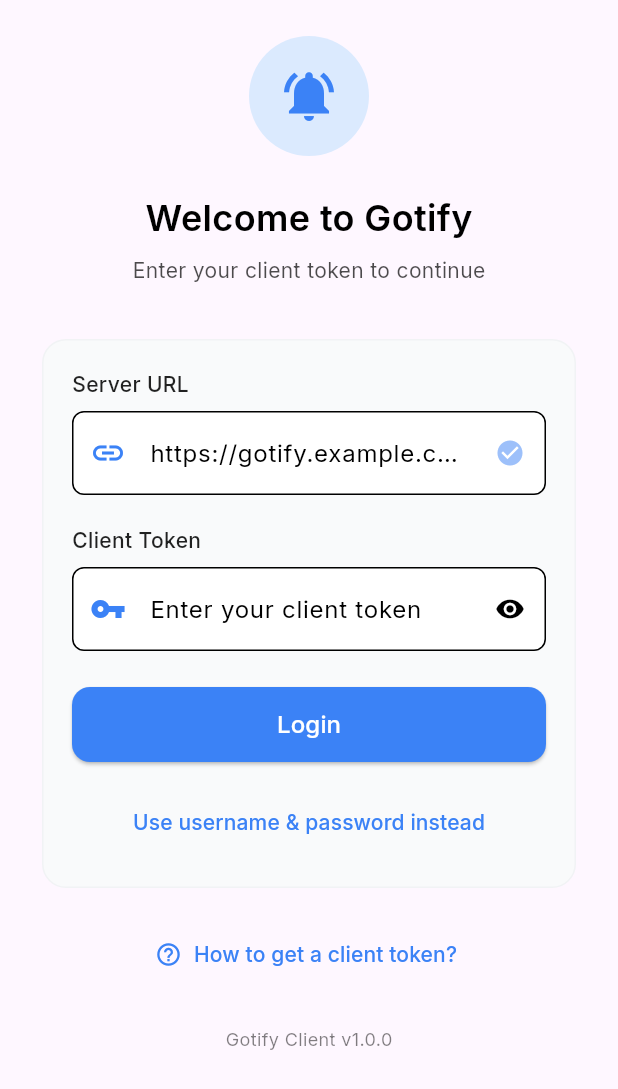
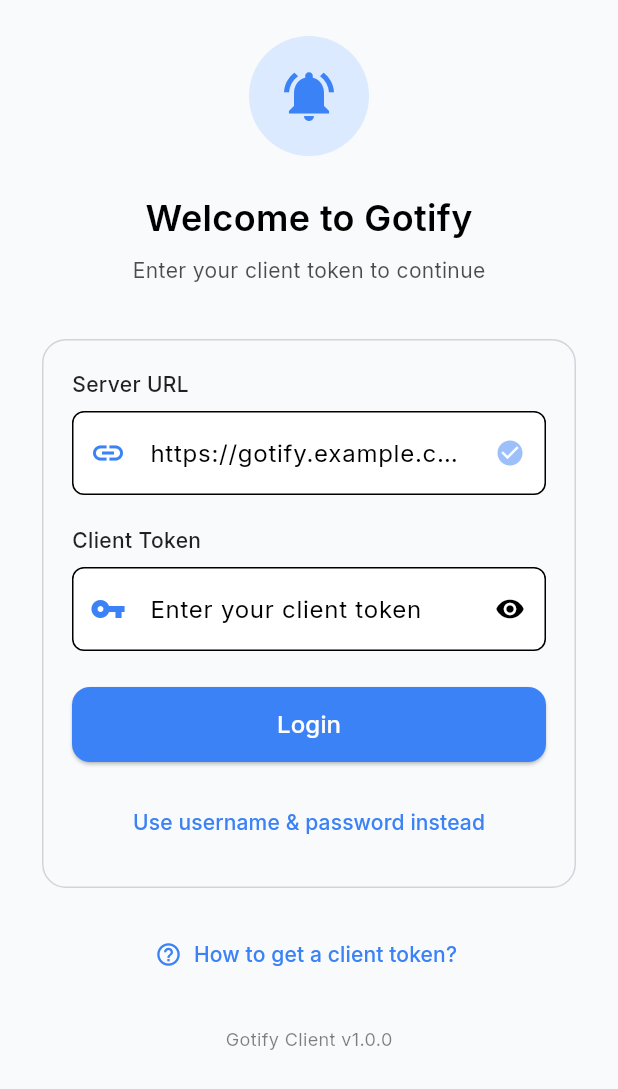
Before and after one commit to Dhi13man/gotify_client, a Flutter app: the screen it shows after launch, on a phone screen of 412 x 824 dp. Shown: the top 1089 px of the screen. Run offline on Flutter 3.47's test engine with Material 3 defaults, Android fonts, the phone set to English and light mode, and no system bars; our stand-ins replace flutter_local_notifications, flutter_secure_storage, google_fonts, shared_preferences.

Commit message:
Refactor components to remove dependency on AppTheme methods for border and background colors, enhancing consistency with Theme data

```diff
--- a/lib/components/login_screen/login_form.dart
+++ b/lib/components/login_screen/login_form.dart
@@ -4,7 +4,6 @@ import 'package:gotify_client/providers/auth_provider.dart';
 import 'package:gotify_client/components/login_screen/server_url_field.dart';
 import 'package:gotify_client/components/login_screen/token_field.dart';
 import 'package:gotify_client/components/login_screen/credential_fields.dart';
-import 'package:gotify_client/theme/app_theme.dart';
 
 class LoginForm extends StatelessWidget {
   final GlobalKey<FormState> formKey;
@@ -30,16 +29,10 @@ class LoginForm extends StatelessWidget {
 
   @override
   Widget build(BuildContext context) {
-    final colorScheme = Theme.of(context).colorScheme;
-    final authProvider = Provider.of<AuthProvider>(context);
-    final borderColor = AppTheme.getBorderColor(context);
-
+    final ColorScheme colorScheme = Theme.of(context).colorScheme;
+    final AuthProvider authProvider = Provider.of<AuthProvider>(context);
     return Card(
       elevation: 0,
-      shape: RoundedRectangleBorder(
-        borderRadius: BorderRadius.circular(16),
-        side: BorderSide(color: borderColor.withAlpha(51)),
-      ),
       color: colorScheme.surface,
       child: Padding(
         padding: const EdgeInsets.all(20.0),
--- a/lib/components/send_message_screen/priority_chip.dart
+++ b/lib/components/send_message_screen/priority_chip.dart
@@ -19,7 +19,6 @@ class PriorityChip extends StatelessWidget {
     final colorScheme = Theme.of(context).colorScheme;
     final Color priorityColor =
         AppTheme.getPriorityColor(context, priority.numericValue);
-    final Color borderColor = AppTheme.getBorderColor(context);
 
     return GestureDetector(
       onTap: onTap,
@@ -30,10 +29,7 @@ class PriorityChip extends StatelessWidget {
               ? priorityColor.withValues(alpha: 0.15)
               : colorScheme.surface,
           borderRadius: BorderRadius.circular(16),
-          border: Border.all(
-            color:
-                isSelected ? priorityColor : borderColor.withValues(alpha: 0.3),
-          ),
+          border: isSelected ? Border.all(color: priorityColor) : null,
         ),
         child: Text(
           priority.toString(),
--- a/lib/components/send_message_screen/priority_selector.dart
+++ b/lib/components/send_message_screen/priority_selector.dart
@@ -17,8 +17,6 @@ class PrioritySelector extends StatelessWidget {
   Widget build(BuildContext context) {
     final ColorScheme colorScheme = Theme.of(context).colorScheme;
     final Color priorityColor = AppTheme.getPriorityColor(context, priority);
-    final borderColor = AppTheme.getBorderColor(context);
-
     return Column(
       crossAxisAlignment: CrossAxisAlignment.start,
       children: [
@@ -26,9 +24,6 @@ class PrioritySelector extends StatelessWidget {
           padding: const EdgeInsets.all(16),
           decoration: BoxDecoration(
             color: colorScheme.surface,
-            border: Border.all(
-              color: borderColor.withValues(alpha: 0.3),
-            ),
             borderRadius: BorderRadius.circular(12),
           ),
           child: Column(
--- a/lib/theme/app_theme.dart
+++ b/lib/theme/app_theme.dart
@@ -70,9 +70,10 @@ class AppTheme {
       cardTheme: CardTheme(
         elevation: 1, // Reduced elevation for subtle shadow
         shape: RoundedRectangleBorder(
-          borderRadius: BorderRadius.circular(12),
+          borderRadius: BorderRadius.circular(16),
+          side: const BorderSide(color: _borderLight),
         ),
-        color: Colors.white,
+        color: _surfaceLight,
       ),
       appBarTheme: const AppBarTheme(
         backgroundColor: Colors.white, // Updated to white background
@@ -105,10 +106,11 @@ class AppTheme {
       bottomNavigationBarTheme: const BottomNavigationBarThemeData(
         backgroundColor: Colors.white,
         selectedItemColor: _primaryLight,
-        unselectedItemColor: Color(0xFF6B7280), // Gray-500
+        unselectedItemColor: Color(0xFF6B7280),
         selectedLabelStyle: TextStyle(fontSize: 12),
         unselectedLabelStyle: TextStyle(fontSize: 12),
       ),
+      scaffoldBackgroundColor: _backgroundLight,
     );
   }
 
@@ -131,13 +133,38 @@ class AppTheme {
       cardTheme: CardTheme(
         color: _surfaceDark,
         elevation: 1,
-        shape: RoundedRectangleBorder(borderRadius: BorderRadius.circular(12)),
+        shape: RoundedRectangleBorder(
+          borderRadius: BorderRadius.circular(12),
+          side: const BorderSide(color: _borderDark),
+        ),
       ),
       appBarTheme: const AppBarTheme(
         backgroundColor: Color(0xFF1F2937), // Dark background
         foregroundColor: Colors.white,
         elevation: 0,
         centerTitle: false,
+      ),
+      elevatedButtonTheme: ElevatedButtonThemeData(
+        style: ElevatedButton.styleFrom(
+          backgroundColor: _primaryDark,
+          foregroundColor: Colors.white,
+          padding: const EdgeInsets.symmetric(horizontal: 16, vertical: 12),
+          shape: RoundedRectangleBorder(
+            borderRadius: BorderRadius.circular(24), // Rounded button style
+          ),
+        ),
+      ),
+      inputDecorationTheme: InputDecorationTheme(
+        border: OutlineInputBorder(
+          borderRadius: BorderRadius.circular(8),
+          borderSide: const BorderSide(color: _borderDark),
+        ),
+        focusedBorder: OutlineInputBorder(
+          borderRadius: BorderRadius.circular(8),
+          borderSide: const BorderSide(color: _primaryDark, width: 2),
+        ),
+        filled: true,
+        fillColor: Color(0xFF374151), // Darker background for input fields
       ),
       bottomNavigationBarTheme: const BottomNavigationBarThemeData(
         backgroundColor: Color(0xFF1F2937),
@@ -146,6 +173,7 @@ class AppTheme {
         selectedLabelStyle: TextStyle(fontSize: 12),
         unselectedLabelStyle: TextStyle(fontSize: 12),
       ),
+      scaffoldBackgroundColor: _backgroundDark,
     );
   }
 
@@ -197,16 +225,4 @@ class AppTheme {
       ),
     );
   }
-
-  static Color getBorderColor(BuildContext context) {
-    return Theme.of(context).brightness == Brightness.light
-        ? _borderLight
-        : _borderDark;
-  }
-
-  static Color getBackgroundColor(BuildContext context) {
-    return Theme.of(context).brightness == Brightness.light
-        ? _backgroundLight
-        : _backgroundDark;
-  }
 }
```
Also changed, not shown: lib/components/message_list_screen/filter_bar.dart (+1 -6 lines), lib/components/scaffold.dart (+1 -13 lines).
